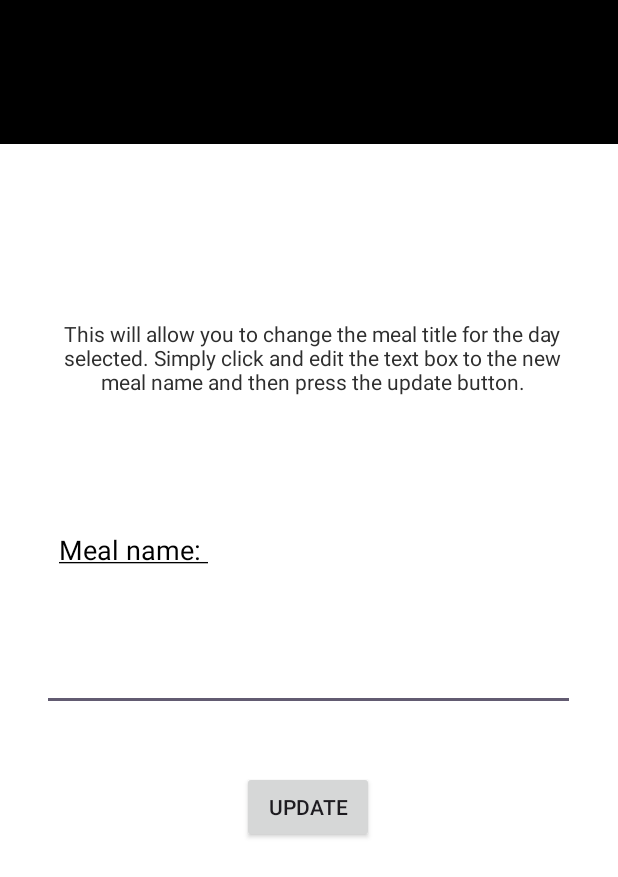
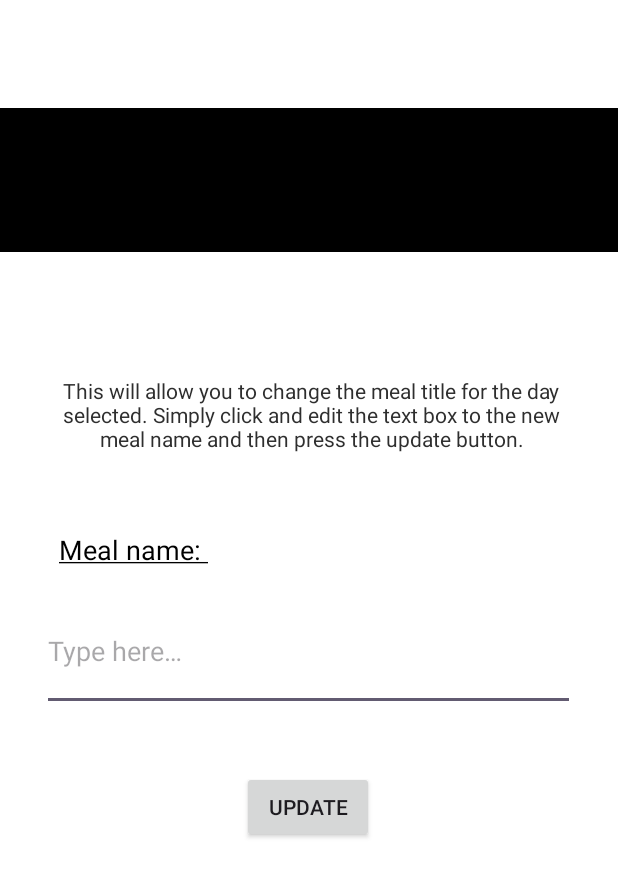
Before and after one commit to HCABurns/Home-Stock-Manager, an Android app: the SingleMenuItemActivity screen opened directly, with no data from a screen before it, on a phone screen of 412 x 824 dp. Shown: the top 877 px of the screen. Run offline under Robolectric (Android 15) with nearby library versions, the phone set to English and light mode, and no system bars.

Commit message:
Added menu database.
Adding menu database and altering some extra code.

```diff
--- a/app/src/main/java/com/example/myapplication/database/DBInfo.java
+++ b/app/src/main/java/com/example/myapplication/database/DBInfo.java
@@ -1,6 +1,9 @@
 package com.example.myapplication.database;
 
 public class DBInfo {
-    public static String link = "\"https://stock-app-13e7a-default-rtdb.europe-west1.firebasedatabase.app\"";
+    public static String link = "https://stock-app-13e7a-default-rtdb.europe-west1.firebasedatabase.app";
+    public static String db_name = "items";
+    public static String db_name2 = "id_counter";
+    public static String db_name3 = "menu";
 
 }
--- a/app/src/main/java/com/example/myapplication/models/Item.java
+++ b/app/src/main/java/com/example/myapplication/models/Item.java
@@ -63,7 +63,7 @@ public class Item {
         this.id = id;
     }
 
-    public Item(){};
+    public Item(){}
 
 
     /**
--- a/app/src/main/java/com/example/myapplication/models/MenuItem.java
+++ b/app/src/main/java/com/example/myapplication/models/MenuItem.java
@@ -29,6 +29,8 @@ public class MenuItem {
         this.name = name;
         this.day = day;
     }
+
+    public MenuItem(){}
 
     /**
      * @return String - Name of the dish.
--- a/app/src/main/res/layout/activity_single_menu_item.xml
+++ b/app/src/main/res/layout/activity_single_menu_item.xml
@@ -21,7 +21,7 @@
             android:id="@+id/menu_title"
             android:layout_width="413dp"
             android:layout_height="96dp"
-            android:layout_marginBottom="30dp"
+            android:layout_marginBottom="11dp"
             android:background="#000000"
             android:clickable="false"
             android:fontFamily="sans-serif-medium"
@@ -36,7 +36,6 @@
             app:layout_constraintHorizontal_bias="0.0"
             app:layout_constraintStart_toStartOf="parent"
             app:layout_constraintTop_toTopOf="parent"
-            app:layout_constraintVertical_bias="0.0"
             tools:ignore="AllCaps" />
 
         <EditText
@@ -47,6 +46,7 @@
             android:layout_marginEnd="28dp"
             android:layout_marginBottom="40dp"
             android:ems="10"
+            android:hint="@string/type_here"
             android:inputType="text|textMultiLine"
             android:singleLine="true"
             android:text="@string/menu_name"
@@ -71,15 +71,15 @@
 
         <TextView
             android:id="@+id/menu_changer_desc"
-            android:layout_width="351dp"
-            android:layout_height="70dp"
+            android:layout_width="347dp"
+            android:layout_height="83dp"
             android:layout_marginStart="37dp"
             android:layout_marginEnd="37dp"
-            android:layout_marginBottom="112dp"
+            android:layout_marginBottom="20dp"
             android:text="@string/menu_changer_desc"
             android:textAlignment="center"
             android:textColor="#2E2E2E"
-            app:layout_constraintBottom_toTopOf="@+id/edit_menu_name"
+            app:layout_constraintBottom_toTopOf="@+id/meal_name"
             app:layout_constraintEnd_toEndOf="parent"
             app:layout_constraintHorizontal_bias="0.357"
             app:layout_constraintStart_toStartOf="parent" />
--- a/app/src/main/res/values/strings.xml
+++ b/app/src/main/res/values/strings.xml
@@ -64,6 +64,6 @@
 
     <string name="menu_name"> Menu name </string>
     <string name="menu_day"> Menu day </string>
-    <string name="type_here">Type here</string>
+    <string name="type_here">Type here…</string>
 
 </resources>
```
Also changed, not shown: app/src/main/java/com/example/myapplication/database/dbHelper.java (+36 -21 lines), app/src/main/res/layout/activity_add_item.xml (+6 -7 lines), app/src/main/res/layout/activity_single_item.xml (+13 -6 lines).
